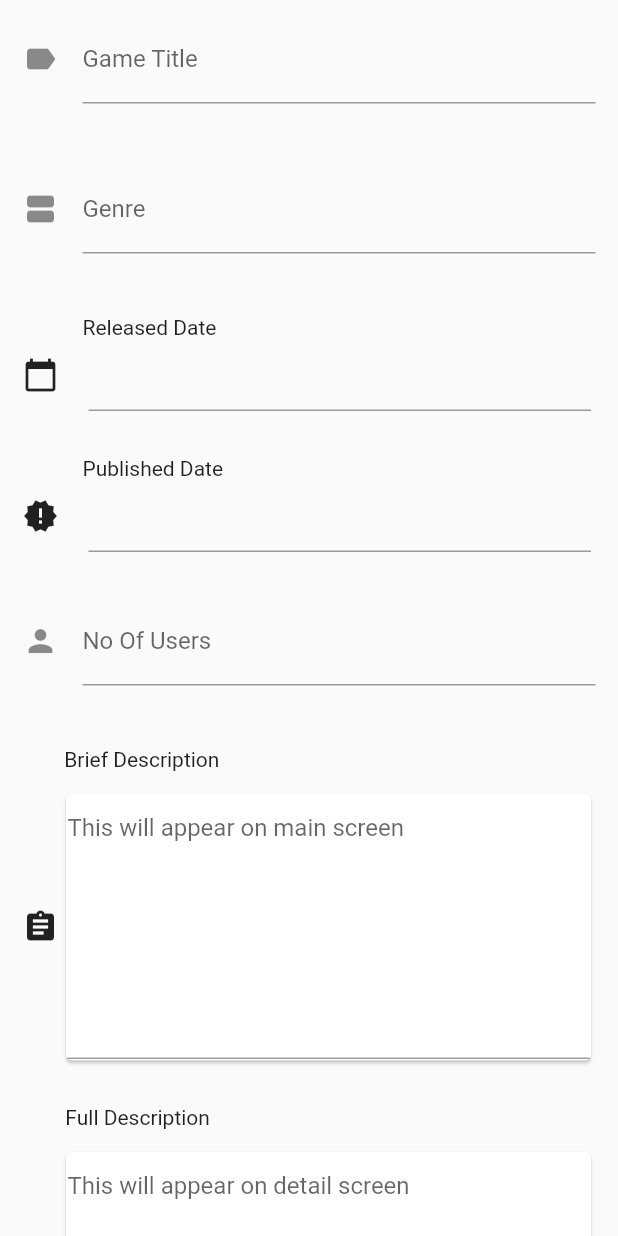
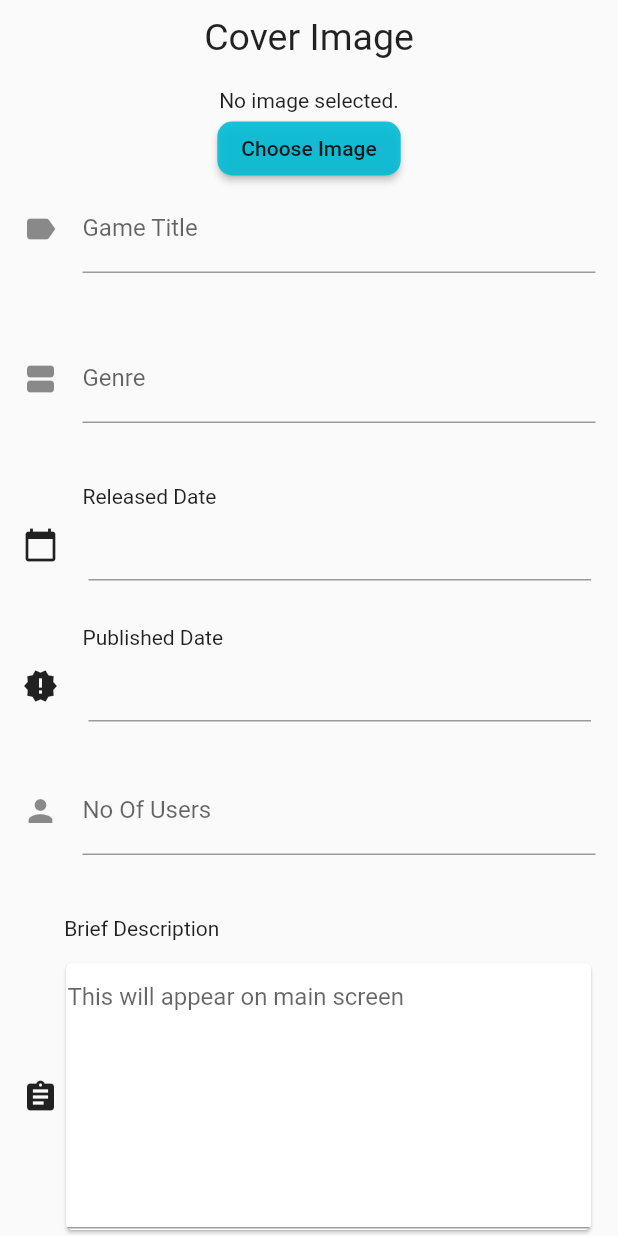
Before and after one commit to sathiraguruge/CTSE, a Flutter app: the AddGameForm widget shown alone on an empty page, opened directly, on a phone screen of 412 x 824 dp. Run offline on Flutter 3.47's test engine with Material 2 defaults, Android fonts, the phone set to English and light mode, and no system bars; drawn by our look-alikes of datetime_picker_formfield; our stand-ins replace cloud_firestore, firebase_storage, image_picker; accounts and stored records are empty.

Commit message:
Minor Bugs Fixed
Code Refractored
Custom Fonts Added

```diff
--- a/igamer/igamer/lib/common_ui_widgets/appBar.dart
+++ b/igamer/igamer/lib/common_ui_widgets/appBar.dart
@@ -8,7 +8,7 @@ class CustomizedAppBar {
 
   Widget getAppBar() {
     return new AppBar(
-      title: Text(title),
+      title: Text(title, style: TextStyle(fontSize: 25, fontFamily: 'SanFrancisco'),),
       backgroundColor: backgroundColor,
     );
   }
--- a/igamer/igamer/lib/common_ui_widgets/gameCard.dart
+++ b/igamer/igamer/lib/common_ui_widgets/gameCard.dart
@@ -28,7 +28,7 @@ class GameCard extends StatelessWidget {
                 margin: const EdgeInsets.only(left: 10),
                 child: new Text(game.title,
                     style: new TextStyle(
-                        fontSize: 30, letterSpacing: 1.5, height: 1)),
+                        fontSize: 30, letterSpacing: 1.5, height: 1, fontFamily: 'SanFrancisco'),),
               ),
               // Image
               new Container(
@@ -46,7 +46,7 @@ class GameCard extends StatelessWidget {
                       children: <Widget>[
                         Text(game.publishedDate,
                             style: TextStyle(
-                                color: Colors.black.withOpacity(0.5))),
+                                color: Colors.black.withOpacity(0.5), fontFamily: 'NunitoSansBlack')),
                       ],
                     )
                   ],
@@ -57,7 +57,7 @@ class GameCard extends StatelessWidget {
                 margin: const EdgeInsets.only(left: 10, bottom: 5),
                 child: new Text(
                   game.gameDescription,
-                  style: new TextStyle(wordSpacing: 1, height: 1.5),
+                  style: new TextStyle(wordSpacing: 1, height: 1.5, fontFamily: 'NunitoSans'),
                 ),
               )
             ],
--- /dev/null
+++ b/igamer/igamer/lib/common_ui_widgets/inputWidgets.dart
@@ -0,0 +1,110 @@
+import 'package:flutter/cupertino.dart';
+import 'package:flutter/material.dart';
+import 'package:flutter/services.dart';
+import 'package:datetime_picker_formfield/datetime_picker_formfield.dart';
+import 'package:intl/intl.dart';
+
+class CommonInputWidgets {
+  Container getTextField(String labelText, String hintText, IconData icon,
+      TextEditingController controller) {
+    return (Container(
+      height: 100,
+      child: TextField(
+        decoration: InputDecoration(
+            labelText: labelText, hintText: hintText, icon: Icon(icon)),
+        controller: controller,
+      ),
+    ));
+  }
+
+  Container getDatePicker(
+      String label, IconData icon, TextEditingController controller) {
+    final format = DateFormat("dd MMMM, yyyy");
+
+    return Container(
+      margin: const EdgeInsets.only(bottom: 30),
+      child: Column(children: <Widget>[
+        Container(
+          alignment: Alignment(-1, -1),
+          child: Text(label),
+          margin: const EdgeInsets.only(left: 40),
+        ),
+        Row(
+          children: <Widget>[
+            Container(
+              child: new Icon(icon),
+            ),
+            Container(
+              width: 335,
+              margin: const EdgeInsets.only(left: 20),
+              child: DateTimeField(
+                format: format,
+                controller: controller,
+                onShowPicker: (context, currentValue) {
+                  return showDatePicker(
+                      context: context,
+                      firstDate: DateTime(1900),
+                      initialDate: currentValue ?? DateTime.now(),
+                      lastDate: DateTime(2100));
+                },
+              ),
+            )
+          ],
+        )
+      ]),
+    );
+  }
+
+  Container getNumberTextField(String labelText, String hintText, IconData icon,
+      bool onlyDigits, TextEditingController controller) {
+    return (Container(
+      height: 100,
+      child: TextField(
+        decoration: InputDecoration(
+            labelText: labelText, hintText: hintText, icon: Icon(icon)),
+        controller: controller,
+        keyboardType: TextInputType.number,
+        inputFormatters: <TextInputFormatter>[
+          if (onlyDigits) WhitelistingTextInputFormatter.digitsOnly
+        ],
+      ),
+    ));
+  }
+
+  Container getTextArea(String labelText, String hintText, IconData icon,
+      TextEditingController controller) {
+    return (Container(
+        margin: const EdgeInsets.only(bottom: 30),
+        child: Column(
+          children: <Widget>[
+            Container(
+              alignment: Alignment(-.8, -1),
+              child: Text(labelText),
+              margin: const EdgeInsets.only(bottom: 15),
+            ),
+            Row(
+              children: <Widget>[
+                Container(
+                  child: new Icon(icon),
+                ),
+                Container(
+                  width: 355,
+                  child: Card(
+                      color: Colors.white,
+                      margin: const EdgeInsets.only(left: 5),
+                      child: Padding(
+                        padding: EdgeInsets.all(1.0),
+                        child: TextField(
+                          maxLines: 8,
+                          decoration: InputDecoration(hintText: hintText),
+                          controller: controller,
+                        ),
+                      )),
+                )
+              ],
+            )
+          ],
+        )));
+  }
+
+}
--- a/igamer/igamer/lib/database/crud.dart
+++ b/igamer/igamer/lib/database/crud.dart
@@ -4,6 +4,8 @@ import 'package:igamer/database/gameRecord.dart';
 //  gameID|this.title|publishedDate|gameDescription|imageLink|genre|developer|releaseDate|fullDescription|esrbRating|userScore|noOfUsers
 
 class CRUD {
+
+  final String _collection = "games";
 
   Future<void> addGame(GameRecord gameRecord) async {
     final db = Firestore.instance;
@@ -26,4 +28,8 @@ class CRUD {
       print(e);
     });
   }
+
+  Stream<QuerySnapshot> getGames(){
+    return Firestore.instance.collection(_collection).snapshots();
+  }
 }
--- a/igamer/igamer/lib/screens/addGame.dart
+++ b/igamer/igamer/lib/screens/addGame.dart
@@ -2,13 +2,12 @@ import 'dart:async';
 import 'dart:math';
 
 import 'package:flutter/material.dart';
-import 'package:flutter/services.dart';
+import 'package:igamer/common_ui_widgets/drawer.dart';
+import 'package:igamer/common_ui_widgets/inputWidgets.dart';
 import 'package:igamer/database/crud.dart';
 import 'package:igamer/database/gameRecord.dart';
 import 'package:igamer/database/imageUploader.dart';
 import '../common_ui_widgets/appBar.dart';
-import 'package:datetime_picker_formfield/datetime_picker_formfield.dart';
-import 'package:intl/intl.dart';
 import 'dart:io';
 import 'package:image_picker/image_picker.dart';
 
@@ -26,6 +25,7 @@ class AddGame extends StatelessWidget {
       home: Scaffold(
         appBar: new CustomizedAppBar(title).getAppBar(),
         body: AddGameForm(title: title),
+        drawer: new CustomizedDrawer(context).getDrawer(),
       ),
     );
   }
@@ -48,16 +48,16 @@ class AddGameFormState extends State<AddGameForm> {
   List<DropdownMenuItem<String>> _dropDownMenuItems;
   String _selectedESRBRating;
   File _image;
-  TextEditingController titleController = new TextEditingController();
-  TextEditingController genreController = new TextEditingController();
-  TextEditingController developerController = new TextEditingController();
-  TextEditingController noOfUsersController = new TextEditingController();
-  TextEditingController userScoreController = new TextEditingController();
-  TextEditingController briefDescriptionController =
-      new TextEditingController();
-  TextEditingController fullDescriptionController = new TextEditingController();
-  TextEditingController publishedDateController = new TextEditingController();
-  TextEditingController releasedDateController = new TextEditingController();
+  TextEditingController _titleController = new TextEditingController();
+  TextEditingController _genreController = new TextEditingController();
+  TextEditingController _developerController = new TextEditingController();
+  TextEditingController _noOfUsersController = new TextEditingController();
+  TextEditingController _userScoreController = new TextEditingController();
+  TextEditingController _briefDescController = new TextEditingController();
+  TextEditingController _fullDescController = new TextEditingController();
+  TextEditingController _pubDateController = new TextEditingController();
+  TextEditingController _relDateController = new TextEditingController();
+  CommonInputWidgets _commonInputWidgets = new CommonInputWidgets();
 
   List _ratings = [
     "RP - Rating Pending",
@@ -72,13 +72,15 @@ class AddGameFormState extends State<AddGameForm> {
   @override
   void initState() {
     super.initState();
-    _dropDownMenuItems = buildAndGetDropDownMenuItems(_ratings);
+    _dropDownMenuItems = _buildAndGetDropDownMenuItems(_ratings);
     _selectedESRBRating = _dropDownMenuItems[0].value;
     _image = null;
   }
 
   @override
   Widget build(BuildContext context) {
+
+
     return Form(
       key: _formKey,
       child: SingleChildScrollView(
@@ -86,26 +88,29 @@ class AddGameFormState extends State<AddGameForm> {
         child: Column(
           crossAxisAlignment: CrossAxisAlignment.start,
           children: <Widget>[
-            getTextField(
-                "Game Title", "Forza Horizon", Icons.label, titleController),
-            getTextField("Genre", "Racing, Simulation, Automobile",
-                Icons.view_agenda, genreController),
-            getDatePicker(
-                "Released Date", Icons.calendar_today, releasedDateController),
-            getDatePicker(
-                "Published Date", Icons.new_releases, publishedDateController),
-            getNumberTextField(
-                "No Of Users", "2", Icons.person, true, noOfUsersController),
-            getTextArea("Brief Description", "This will appear on main screen",
-                Icons.assignment, briefDescriptionController),
-            getTextArea("Full Description", "This will appear on detail screen",
-                Icons.videogame_asset, fullDescriptionController),
-            getDropDown("ESRB Rating", Icons.rate_review),
-            getTextField("Developer", "Playground Games", Icons.build,
-                developerController),
-            getNumberTextField(
-                "User Score", "7.8", Icons.score, false, userScoreController),
-            getImagePicker(),
+            _getImagePicker(),
+            _commonInputWidgets.getTextField(
+                "Game Title", "Forza Horizon", Icons.label, _titleController),
+            _commonInputWidgets.getTextField("Genre", "Racing, Simulation, Automobile",
+                Icons.view_agenda, _genreController),
+            _commonInputWidgets.getDatePicker(
+                "Released Date", Icons.calendar_today, _relDateController),
+            _commonInputWidgets.getDatePicker(
+                "Published Date", Icons.new_releases, _pubDateController),
+            _commonInputWidgets.getNumberTextField(
+                "No Of Users", "2", Icons.person, true, _noOfUsersController),
+            _commonInputWidgets.getTextArea("Brief Description", "This will appear on main screen",
+                Icons.assignment, _briefDescController),
+            _commonInputWidgets.getTextArea(
+                "Full Description",
+                "This will appear on detail screen",
+                Icons.videogame_asset,
+                _fullDescController),
+            _getDropDown("ESRB Rating", Icons.rate_review),
+            _commonInputWidgets.getTextField("Developer", "Playground Games", Icons.build,
+                _developerController),
+            _commonInputWidgets.getNumberTextField(
+                "User Score", "7.8", Icons.score, false, _userScoreController),
             Padding(
               padding: const EdgeInsets.symmetric(vertical: 16.0),
               child: RaisedButton(
@@ -115,37 +120,45 @@ class AddGameFormState extends State<AddGameForm> {
                         content: Text('Adding New Game Review'),
                         duration: const Duration(seconds: 1),
                       ));
-                    var random = Random();
-                    var n1 = random.nextInt(10000);
                       ImageUploader uploader = new ImageUploader(
-                        titleController.text + "-" + n1.toString(), _image);
+                          _titleController.text + "-" + _generateID().toString(),
+                          _image);
                       var imageURL = await uploader.uploadFile();
                       GameRecord game = new GameRecord(
-                        8,
-                        titleController.text,
-                        publishedDateController.text,
-                        briefDescriptionController.text,
+                          _generateID(),
+                          _titleController.text,
+                          _pubDateController.text,
+                          _briefDescController.text,
                           imageURL,
-                        genreController.text,
-                        developerController.text,
-                        releasedDateController.text,
-                        fullDescriptionController.text,
+                          _genreController.text,
+                          _developerController.text,
+                          _relDateController.text,
+                          _fullDescController.text,
                           _selectedESRBRating,
-                        userScoreController.text,
-                        noOfUsersController.text,
+                          _userScoreController.text,
+                          _noOfUsersController.text,
                           null);
                       await CRUD().addGame(game);
-                    Navigator.push(context,
-                        MaterialPageRoute(builder: (context) => MyHomePage()));
+                      Navigator.push(
+                          context,
+                          MaterialPageRoute(
+                              builder: (context) => MyHomePage()));
                     }
                   },
                   child: Text('Submit'),
-              ),
+                  color: Colors.orange.withOpacity(0.9),
+                  shape: RoundedRectangleBorder(
+                      borderRadius: new BorderRadius.circular(10.0))),
             ),
           ],
         ),
       ),
     );
+  }
+
+  int _generateID() {
+    var random = Random();
+    return random.nextInt(10000);
   }
 
   Future _getImage() async {
@@ -162,48 +175,55 @@ class AddGameFormState extends State<AddGameForm> {
     });
   }
 
-  Column getImagePicker() {
+  Column _getImagePicker() {
     return (new Column(
       children: <Widget>[
+         Container(
+           margin: const EdgeInsets.only(bottom: 20),
+           child: Text('Cover Image', style: TextStyle(fontSize: 25),),
+         ),
         _image == null ? new Text('No image selected.') : Image.file(_image),
         _image == null
             ? new RaisedButton(
-                child: Text('Choose File'),
+                child: Text('Choose Image'),
                 onPressed: () {
                   _getImage();
                 },
-                color: Colors.cyan,
-              )
+                color: Colors.cyan.withOpacity(0.9),
+                shape: RoundedRectangleBorder(
+                    borderRadius: new BorderRadius.circular(10.0)))
             : Container(),
         _image != null
-            ? new RaisedButton(
-                child: Text('Remove'),
+            ? new Container(
+                margin: const EdgeInsets.only(top: 10, bottom: 20),
+                child: RaisedButton(
+                    child: Container(
+                      width: 85,
+                      height: 40,
+                      child: Row(
+                        children: <Widget>[
+                          Icon(Icons.delete),
+                          Text(
+                            'Remove')
+                        ],
+                        mainAxisAlignment: MainAxisAlignment.center,
+                      ),
+                    ),
                     onPressed: () {
                       setState(() {
                         _clearImage();
                       });
                     },
-                color: Colors.cyan,
-              )
-            : Container(),
-        _image != null
-            ? RaisedButton(
-                child: Text('Upload File'),
-                onPressed: () {
-                  var random = Random();
-                  var n1 = random.nextInt(10000);
-                  new ImageUploader(
-                          titleController.text + "-" + n1.toString(), _image)
-                      .uploadFile();
-                },
-                color: Colors.cyan,
+                    color: Colors.red.withOpacity(0.9),
+                    shape: RoundedRectangleBorder(
+                        borderRadius: new BorderRadius.circular(10.0))),
               )
             : Container()
       ],
     ));
   }
 
-  List<DropdownMenuItem<String>> buildAndGetDropDownMenuItems(List ratings) {
+  List<DropdownMenuItem<String>> _buildAndGetDropDownMenuItems(List ratings) {
     List<DropdownMenuItem<String>> items = List();
     for (String rating in ratings) {
       items.add(DropdownMenuItem(value: rating, child: Text(rating)));
@@ -211,59 +231,7 @@ class AddGameFormState extends State<AddGameForm> {
     return items;
   }
 
-  Container getNumberTextField(String labelText, String hintText, IconData icon,
-      bool onlyDigits, TextEditingController controller) {
-    return (Container(
-      height: 100,
-      child: TextField(
-        decoration: InputDecoration(
-            labelText: labelText, hintText: hintText, icon: Icon(icon)),
-        controller: controller,
-        keyboardType: TextInputType.number,
-        inputFormatters: <TextInputFormatter>[
-          if (onlyDigits) WhitelistingTextInputFormatter.digitsOnly
-        ],
-      ),
-    ));
-  }
-
-  Container getTextArea(String labelText, String hintText, IconData icon,
-      TextEditingController controller) {
-    return (Container(
-        margin: const EdgeInsets.only(bottom: 30),
-        child: Column(
-          children: <Widget>[
-            Container(
-              alignment: Alignment(-.8, -1),
-              child: Text(labelText),
-              margin: const EdgeInsets.only(bottom: 15),
-            ),
-            Row(
-              children: <Widget>[
-                Container(
-                  child: new Icon(icon),
-                ),
-                Container(
-                  width: 355,
-                  child: Card(
-                      color: Colors.white,
-                      margin: const EdgeInsets.only(left: 5),
-                      child: Padding(
-                        padding: EdgeInsets.all(1.0),
-                        child: TextField(
-                          maxLines: 8,
-                          decoration: InputDecoration(hintText: hintText),
-                          controller: controller,
-                        ),
-                      )),
-                )
-              ],
-            )
-          ],
-        )));
-  }
-
-  Container getDropDown(String label, IconData icon) {
+  Container _getDropDown(String label, IconData icon) {
     return (Container(
       margin: const EdgeInsets.only(bottom: 20),
       child: Column(
@@ -285,7 +253,9 @@ class AddGameFormState extends State<AddGameForm> {
                   value: _selectedESRBRating,
                   items: _dropDownMenuItems,
                   onChanged: (pickedValue) {
+                    setState(() {
                       _selectedESRBRating = pickedValue;
+                    });
                   },
                   isExpanded: true,
                 ),
@@ -297,53 +267,16 @@ class AddGameFormState extends State<AddGameForm> {
     ));
   }
 
-  Container getDatePicker(
-      String label, IconData icon, TextEditingController controller) {
-    final format = DateFormat("dd MMMM, yyyy");
 
-    return Container(
-      margin: const EdgeInsets.only(bottom: 30),
-      child: Column(children: <Widget>[
-        Container(
-          alignment: Alignment(-1, -1),
-          child: Text(label),
-          margin: const EdgeInsets.only(left: 40),
-        ),
-        Row(
-          children: <Widget>[
-            Container(
-              child: new Icon(icon),
-            ),
-            Container(
-              width: 335,
-              margin: const EdgeInsets.only(left: 20),
-              child: DateTimeField(
-                format: format,
-                controller: controller,
-                onShowPicker: (context, currentValue) {
-                  return showDatePicker(
-                      context: context,
-                      firstDate: DateTime(1900),
-                      initialDate: currentValue ?? DateTime.now(),
-                      lastDate: DateTime(2100));
-                },
-              ),
-            )
-          ],
-        )
-      ]),
-    );
+//  Container _getTextField(String labelText, String hintText, IconData icon,
+//      TextEditingController controller) {
+//    return (Container(
+//      height: 100,
+//      child: TextField(
+//        decoration: InputDecoration(
+//            labelText: labelText, hintText: hintText, icon: Icon(icon)),
+//        controller: controller,
+//      ),
+//    ));
+//  }
 }
-
-  Container getTextField(String labelText, String hintText, IconData icon,
-      TextEditingController controller) {
-    return (Container(
-      height: 100,
-      child: TextField(
-        decoration: InputDecoration(
-            labelText: labelText, hintText: hintText, icon: Icon(icon)),
-        controller: controller,
-      ),
-    ));
-  }
-}
```
Also changed, not shown: igamer/igamer/lib/common_ui_widgets/drawer.dart (+15 -6 lines), igamer/igamer/lib/common_ui_widgets/gameDetail.dart (+8 -6 lines), igamer/igamer/lib/screens/about.dart (added, +85 -0 lines), igamer/igamer/lib/screens/help.dart (added, +45 -0 lines), igamer/igamer/lib/screens/main.dart (+4 -3 lines), igamer/igamer/pubspec.yaml (+4 -41 lines), igamer/igamer/assets/images/aboutus.png (added), igamer/igamer/fonts/NunitoSans-Black.ttf (added). Lines whose indentation alone changed are shown as unchanged.
